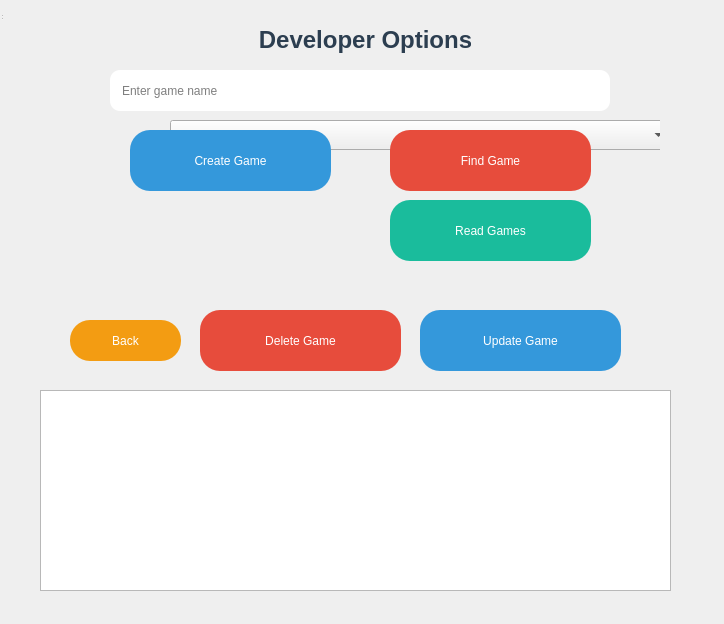
Old version of the form source/developermenu.ui in the repository Chawotto/BSUIR--3.
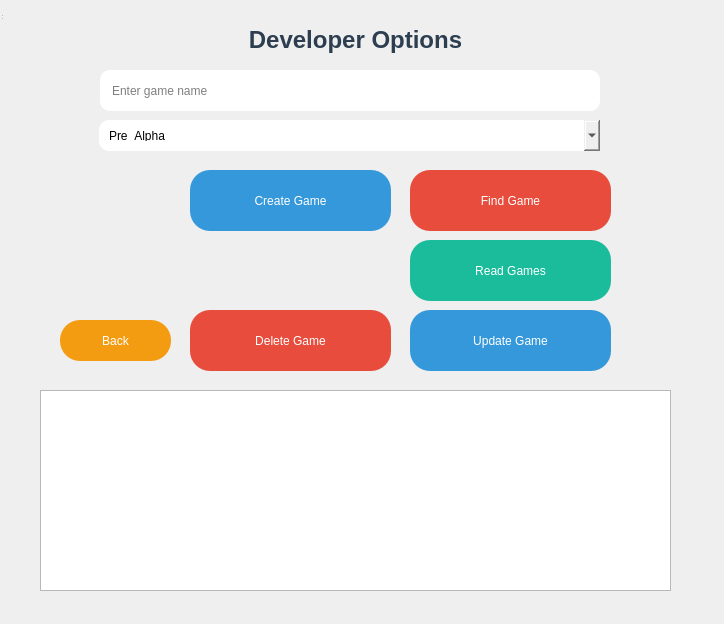
New version of the form.

Patch:
```diff
--- a/source/developermenu.ui
+++ b/source/developermenu.ui
@@ -16,10 +16,10 @@
   <widget class="QWidget" name="centralwidget" native="true">
    <property name="geometry">
     <rect>
-     <x>60</x>
+     <x>50</x>
      <y>0</y>
-     <width>600</width>
-     <height>400</height>
+     <width>641</width>
+     <height>381</height>
     </rect>
    </property>
    <widget class="QLabel" name="titleLabel">
@@ -70,15 +70,23 @@
    <widget class="QComboBox" name="versionComboBox">
     <property name="geometry">
      <rect>
-      <x>110</x>
+      <x>49</x>
       <y>120</y>
-      <width>500</width>
-      <height>30</height>
+      <width>501</width>
+      <height>31</height>
      </rect>
     </property>
     <property name="visible">
      <bool>false</bool>
     </property>
+    <property name="styleSheet">
+     <string notr="true">
+                    QComboBox {
+                    border-radius: 10px;
+                    padding: 10px;
+                    }
+                </string>
+    </property>
     <item>
      <property name="text">
       <string>Pre_Alpha</string>
@@ -108,8 +116,8 @@
    <widget class="QPushButton" name="createButton">
     <property name="geometry">
      <rect>
-      <x>70</x>
-      <y>130</y>
+      <x>140</x>
+      <y>170</y>
       <width>201</width>
       <height>61</height>
      </rect>
@@ -134,8 +142,8 @@
    <widget class="QPushButton" name="findButton">
     <property name="geometry">
      <rect>
-      <x>330</x>
-      <y>130</y>
+      <x>360</x>
+      <y>170</y>
       <width>201</width>
       <height>61</height>
      </rect>
@@ -160,8 +168,8 @@
    <widget class="QPushButton" name="readGamesButton">
     <property name="geometry">
      <rect>
-      <x>330</x>
-      <y>200</y>
+      <x>360</x>
+      <y>240</y>
       <width>201</width>
       <height>61</height>
      </rect>
```
